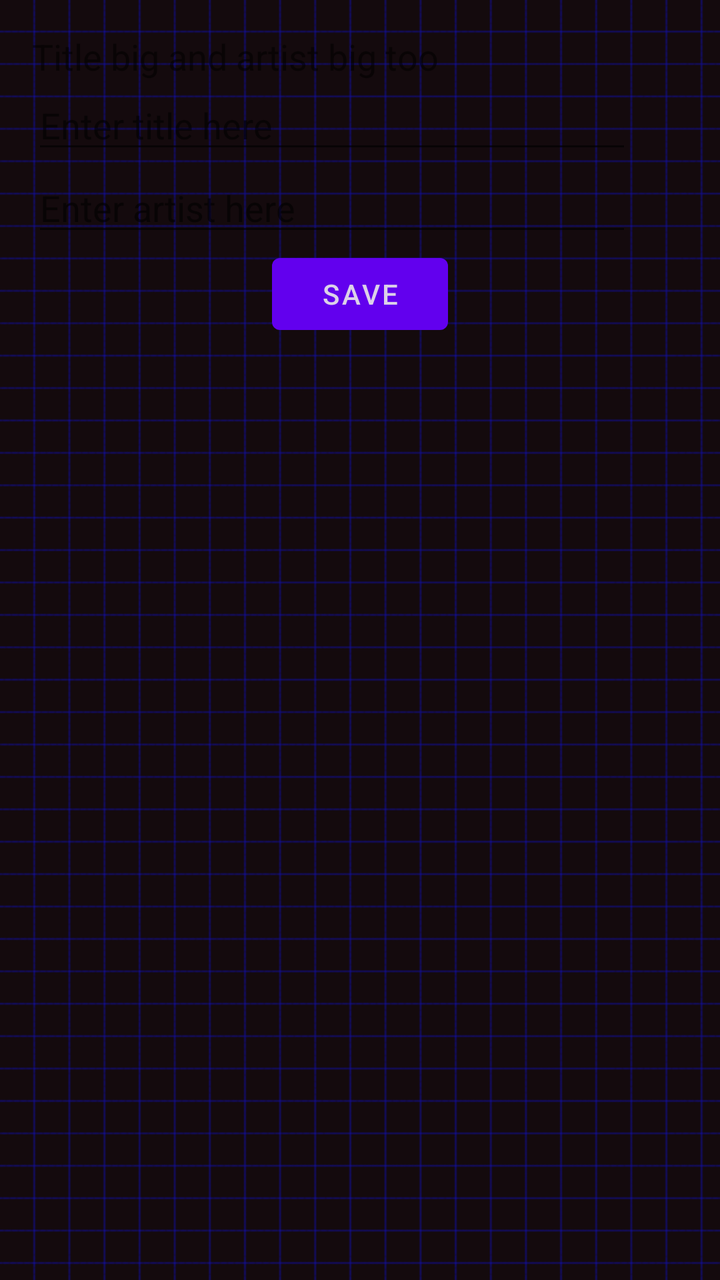
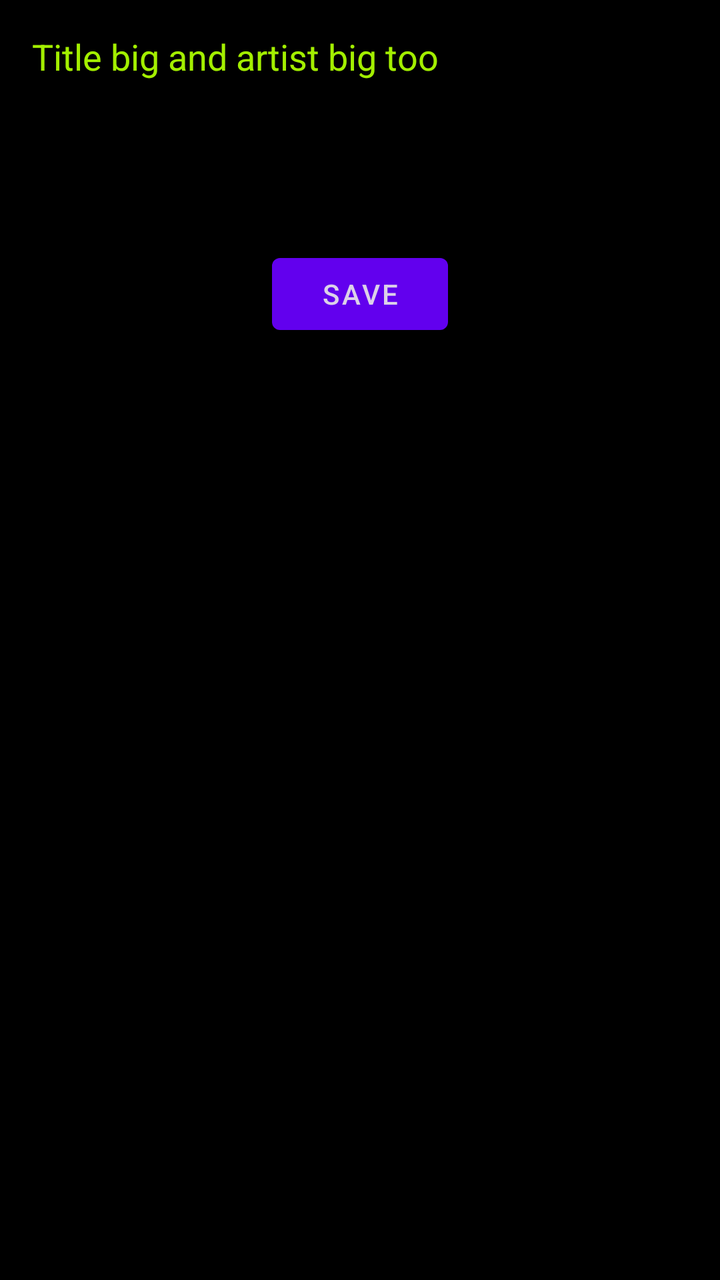

Compare the two renders of this Android layout. The source of the first and the diff that turns it into the second are given below.
<!-- AndroidManifest.xml: application theme Theme.WhiteNoise -->
<!-- res/layout/fix_song_name.xml -->
<?xml version="1.0" encoding="utf-8"?>
<androidx.constraintlayout.widget.ConstraintLayout xmlns:android="http://schemas.android.com/apk/res/android"
    android:layout_width="wrap_content"
    android:layout_height="wrap_content"
    xmlns:app="http://schemas.android.com/apk/res-auto"
    android:orientation="vertical"
    android:padding="16dp">

    <TextView
        android:id="@+id/original_title"
        android:layout_width="wrap_content"
        android:layout_height="wrap_content"
        app:layout_constraintTop_toTopOf="parent"
        app:layout_constraintStart_toStartOf="parent"
        android:text="Title big and artist big too"
        android:textSize="18dp"/>


    <EditText
        android:id="@+id/edit_title"
        android:layout_width="300dp"
        android:layout_height="wrap_content"
        app:layout_constraintStart_toStartOf="parent"
        app:layout_constraintTop_toBottomOf="@id/original_title"
        android:hint="Enter title here" />

    <EditText
        android:id="@+id/edit_artist"
        android:layout_width="300dp"
        android:layout_height="wrap_content"
        app:layout_constraintStart_toStartOf="parent"
        app:layout_constraintTop_toBottomOf="@id/edit_title"
        android:hint="Enter artist here" />

    <Button
        android:id="@+id/save_button"
        android:layout_width="wrap_content"
        android:layout_height="wrap_content"
        app:layout_constraintTop_toBottomOf="@id/edit_artist"
        app:layout_constraintStart_toStartOf="parent"
        app:layout_constraintEnd_toEndOf="parent"
        android:text="Save" />

</androidx.constraintlayout.widget.ConstraintLayout>
<!-- resources referenced by this layout -->
<resources>
  <style name="Theme.WhiteNoise" parent="Theme.MaterialComponents.DayNight.NoActionBar">
          
          <item name="colorPrimary">@color/purple_500</item>
          <item name="colorPrimaryVariant">@color/purple_700</item>
          <item name="colorOnPrimary">@color/white</item>
          
          <item name="colorSecondary">@color/teal_200</item>
          <item name="colorSecondaryVariant">@color/teal_700</item>
          <item name="colorOnSecondary">@color/black</item>
          
  
          
          <item name="android:windowBackground">@drawable/background</item>
      </style>
  <color name="purple_500">#FF6200EE</color>
  <color name="purple_700">#FF3700B3</color>
  <color name="white">#DCD1E8</color>
  <color name="teal_200">#FF03DAC5</color>
  <color name="teal_700">#FF018786</color>
  <color name="black">#FF000000</color>
  <!-- drawable background: png bitmap (drawable, 33336 bytes) -->
</resources>

<!-- the commit's change to res/layout/fix_song_name.xml (unified diff, before → after) -->
@@ -4,6 +4,7 @@
     android:layout_height="wrap_content"
     xmlns:app="http://schemas.android.com/apk/res-auto"
     android:orientation="vertical"
+    android:background="#000000"
     android:padding="16dp">
 
     <TextView
@@ -13,6 +14,7 @@
         app:layout_constraintTop_toTopOf="parent"
         app:layout_constraintStart_toStartOf="parent"
         android:text="Title big and artist big too"
+        android:textColor="#a3ef00"
         android:textSize="18dp"/>
 
 
<!-- resource entries referenced after the edit -->
@@ -12,7 +12,7 @@
           
   
           
-          <item name="android:windowBackground">@drawable/background</item>
+  
       </style>
   <color name="purple_500">#FF6200EE</color>
   <color name="purple_700">#FF3700B3</color>
@@ -20,6 +20,5 @@
   <color name="teal_200">#FF03DAC5</color>
   <color name="teal_700">#FF018786</color>
   <color name="black">#FF000000</color>
-  <!-- drawable background: png bitmap (drawable, 33336 bytes) -->
 </resources>
 
